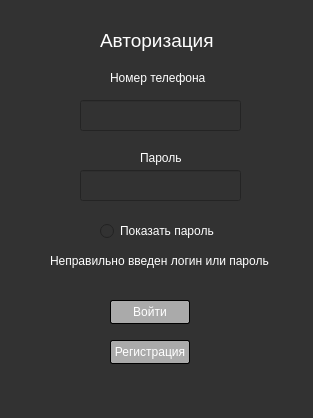
artik0811/ud_kursach, file autorization.ui: the form before one commit.
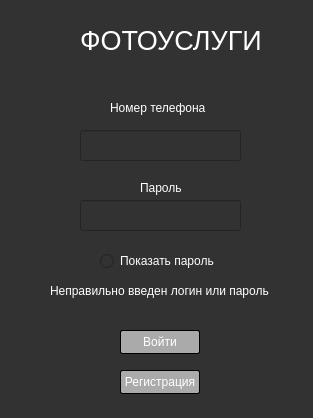
The form after the commit.

```diff
--- a/autorization.ui
+++ b/autorization.ui
@@ -19,8 +19,8 @@
   <widget class="QPushButton" name="pushButton">
    <property name="geometry">
     <rect>
-     <x>110</x>
-     <y>300</y>
+     <x>120</x>
+     <y>330</y>
      <width>80</width>
      <height>24</height>
     </rect>
@@ -45,29 +45,29 @@
   <widget class="QLabel" name="label">
    <property name="geometry">
     <rect>
-     <x>100</x>
-     <y>20</y>
-     <width>121</width>
-     <height>41</height>
+     <x>80</x>
+     <y>10</y>
+     <width>181</width>
+     <height>61</height>
     </rect>
    </property>
    <property name="font">
     <font>
-     <pointsize>14</pointsize>
+     <pointsize>20</pointsize>
     </font>
    </property>
    <property name="styleSheet">
     <string notr="true">color: rgb(255,255,255)</string>
    </property>
    <property name="text">
-    <string>Авторизация</string>
+    <string>ФОТОУСЛУГИ</string>
    </property>
   </widget>
   <widget class="QLineEdit" name="lineEdit">
    <property name="geometry">
     <rect>
      <x>80</x>
-     <y>100</y>
+     <y>130</y>
      <width>161</width>
      <height>31</height>
     </rect>
@@ -83,7 +83,7 @@
    <property name="geometry">
     <rect>
      <x>80</x>
-     <y>170</y>
+     <y>200</y>
      <width>161</width>
      <height>31</height>
     </rect>
@@ -102,7 +102,7 @@
    <property name="geometry">
     <rect>
      <x>50</x>
-     <y>250</y>
+     <y>280</y>
      <width>231</width>
      <height>21</height>
     </rect>
@@ -117,8 +117,8 @@
   <widget class="QPushButton" name="pushButton_2">
    <property name="geometry">
     <rect>
-     <x>110</x>
-     <y>340</y>
+     <x>120</x>
+     <y>370</y>
      <width>80</width>
      <height>24</height>
     </rect>
@@ -144,7 +144,7 @@
    <property name="geometry">
     <rect>
      <x>100</x>
-     <y>220</y>
+     <y>250</y>
      <width>131</width>
      <height>22</height>
     </rect>
@@ -160,7 +160,7 @@
    <property name="geometry">
     <rect>
      <x>110</x>
-     <y>70</y>
+     <y>100</y>
      <width>101</width>
      <height>16</height>
     </rect>
@@ -176,7 +176,7 @@
    <property name="geometry">
     <rect>
      <x>140</x>
-     <y>150</y>
+     <y>180</y>
      <width>49</width>
      <height>16</height>
     </rect>
```
Left out of the diff: 2 changed lines with no effect on the pictures.
